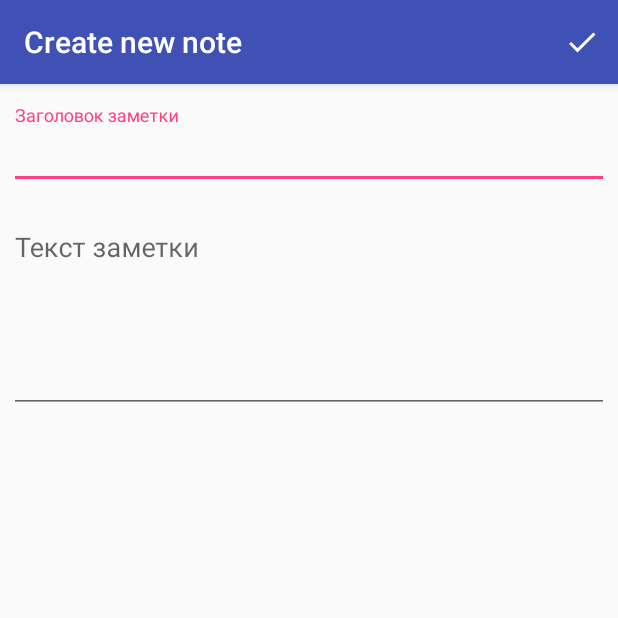
After one commit to edu-fursa-ilya/NoteApp, an Android app: the CreateNoteActivity screen opened directly, with no data from a screen before it, on a phone screen of 412 x 824 dp, the top half of it. The commit adds this screen. Run offline under Robolectric (Android 15) with nearby library versions, the phone set to English and light mode, and no system bars.

Commit message:
Create new note activity

```diff
--- /dev/null
+++ b/app/src/main/java/com/noteapp/fursa/noteapp/CreateNoteActivity.java
@@ -0,0 +1,90 @@
+package com.noteapp.fursa.noteapp;
+
+import android.content.ContentValues;
+import android.support.design.widget.TextInputEditText;
+import android.support.design.widget.TextInputLayout;
+import android.support.v7.app.AppCompatActivity;
+import android.os.Bundle;
+import android.support.v7.widget.Toolbar;
+import android.text.TextUtils;
+import android.view.Menu;
+import android.view.MenuItem;
+
+import com.noteapp.fursa.noteapp.db.NotesContract;
+
+public class CreateNoteActivity extends AppCompatActivity {
+    private static final String LOG_TAG = CreateNoteActivity.class.getSimpleName();
+
+    private TextInputEditText titleEt;
+    private TextInputEditText textEt;
+
+    private TextInputLayout tilTitle;
+    private TextInputLayout tilText;
+
+    private Toolbar toolbar;
+
+    @Override
+    protected void onCreate(Bundle savedInstanceState) {
+        super.onCreate(savedInstanceState);
+        setContentView(R.layout.activity_create_note);
+
+        toolbar = (Toolbar) findViewById(R.id.toolbar);
+        setSupportActionBar(toolbar);
+
+        titleEt = (TextInputEditText) findViewById(R.id.title_et);
+        textEt = (TextInputEditText) findViewById(R.id.text_et);
+
+        tilTitle = (TextInputLayout) findViewById(R.id.title_til);
+        tilText = (TextInputLayout) findViewById(R.id.text_til);
+    }
+
+    @Override
+    public boolean onCreateOptionsMenu(Menu menu) {
+        super.onCreateOptionsMenu(menu);
+        getMenuInflater().inflate(R.menu.create_note_menu, menu);
+        return true;
+    }
+
+    @Override
+    public boolean onOptionsItemSelected(MenuItem item) {
+        if(item.getItemId() == R.id.action_save) {
+            saveNote();
+            return true;
+        } else return false;
+    }
+
+    private void saveNote() {
+        String title = titleEt.getText().toString().trim();
+        String text = textEt.getText().toString().trim();
+
+        boolean isCorrect = true;
+
+        if(TextUtils.isEmpty(title)) {
+            isCorrect = false;
+            tilTitle.setError(getString(R.string.error_empty_field));
+            tilTitle.setErrorEnabled(true);
+        } else {
+            tilTitle.setErrorEnabled(false);
+        }
+
+        if(TextUtils.isEmpty(text)) {
+            isCorrect = false;
+            tilText.setError(getString(R.string.error_empty_field));
+            tilText.setErrorEnabled(true);
+        } else {
+            tilText.setErrorEnabled(false);
+        }
+
+        if(isCorrect) {
+            long currentTimeMillis = System.currentTimeMillis();
+            ContentValues cv = new ContentValues();
+            cv.put(NotesContract.COLUMN_TITLE, title);
+            cv.put(NotesContract.COLUMN_NOTE, text);
+            cv.put(NotesContract.COLUMN_CREATED_TS, currentTimeMillis);
+            cv.put(NotesContract.COLUMN_UPDATED_TS, currentTimeMillis);
+
+            getContentResolver().insert(NotesContract.Notes.NOTES_URI, cv);
+            finish();
+        }
+    }
+}
--- /dev/null
+++ b/app/src/main/res/drawable/ic_done_black_24dp.xml
@@ -0,0 +1,5 @@
+<vector android:height="24dp" android:tint="#FFFFFF"
+    android:viewportHeight="24.0" android:viewportWidth="24.0"
+    android:width="24dp" xmlns:android="http://schemas.android.com/apk/res/android">
+    <path android:fillColor="#FF000000" android:pathData="M9,16.2L4.8,12l-1.4,1.4L9,19 21,7l-1.4,-1.4L9,16.2z"/>
+</vector>
--- /dev/null
+++ b/app/src/main/res/layout/activity_create_note.xml
@@ -0,0 +1,67 @@
+<?xml version="1.0" encoding="utf-8"?>
+<android.support.design.widget.CoordinatorLayout xmlns:android="http://schemas.android.com/apk/res/android"
+    xmlns:app="http://schemas.android.com/apk/res-auto"
+    xmlns:tools="http://schemas.android.com/tools"
+    android:layout_width="match_parent"
+    android:layout_height="match_parent"
+    tools:context=".CreateNoteActivity">
+
+    <android.support.design.widget.AppBarLayout
+        android:layout_width="match_parent"
+        android:layout_height="wrap_content">
+
+        <include layout="@layout/toolbar" />
+
+    </android.support.design.widget.AppBarLayout>
+
+    <ScrollView
+        android:layout_width="match_parent"
+        android:layout_height="match_parent"
+        app:layout_behavior="@string/appbar_scrolling_view_behavior">
+
+        <LinearLayout
+            android:layout_width="match_parent"
+            android:layout_height="wrap_content"
+            android:padding="6dp"
+            android:layout_marginTop="8dp"
+            android:orientation="vertical">
+            <android.support.design.widget.TextInputLayout
+                android:id="@+id/title_til"
+                android:layout_width="match_parent"
+                android:layout_height="wrap_content">
+
+                <android.support.design.widget.TextInputEditText
+                    android:id="@+id/title_et"
+                    android:lines="3"
+                    android:maxLines="999"
+                    android:layout_width="match_parent"
+                    android:layout_height="wrap_content"
+                    android:hint="@string/hint_title"
+                    android:inputType="textCapSentences" />
+
+            </android.support.design.widget.TextInputLayout>
+
+            <android.support.design.widget.TextInputLayout
+                android:id="@+id/text_til"
+                android:layout_width="match_parent"
+                android:layout_height="wrap_content"
+                android:layout_marginTop="8dp">
+
+                <android.support.design.widget.TextInputEditText
+                    android:id="@+id/text_et"
+                    android:layout_width="match_parent"
+                    android:layout_height="wrap_content"
+                    android:gravity="start|top"
+                    android:hint="@string/hint_text"
+                    android:inputType="textCapSentences|textMultiLine"
+                    android:lines="5"
+                    android:maxLines="999" />
+
+            </android.support.design.widget.TextInputLayout>
+
+        </LinearLayout>
+
+    </ScrollView>
+
+
+</android.support.design.widget.CoordinatorLayout>
--- /dev/null
+++ b/app/src/main/res/menu/create_note_menu.xml
@@ -0,0 +1,9 @@
+<?xml version="1.0" encoding="utf-8"?>
+<menu xmlns:android="http://schemas.android.com/apk/res/android"
+    xmlns:app="http://schemas.android.com/apk/res-auto">
+    <item
+        android:id="@+id/action_save"
+        android:icon="@drawable/ic_done_black_24dp"
+        android:title="@string/title_save"
+        app:showAsAction="ifRoom" />
+</menu>
--- a/app/src/main/res/values/strings.xml
+++ b/app/src/main/res/values/strings.xml
@@ -1,3 +1,8 @@
 <resources>
     <string name="app_name">NoteApp</string>
+    <string name="create_note_activity_name">Create new note</string>
+    <string name="hint_title">Заголовок заметки</string>
+    <string name="hint_text">Текст заметки</string>
+    <string name="title_save">Сохранить заметку</string>
+    <string name="error_empty_field">Ошибка! Заполните поле</string>
 </resources>
```
Also changed, not shown: app/src/main/AndroidManifest.xml (+8 -2 lines), app/src/main/java/com/noteapp/fursa/noteapp/MainActivity.java (+15 -4 lines).
